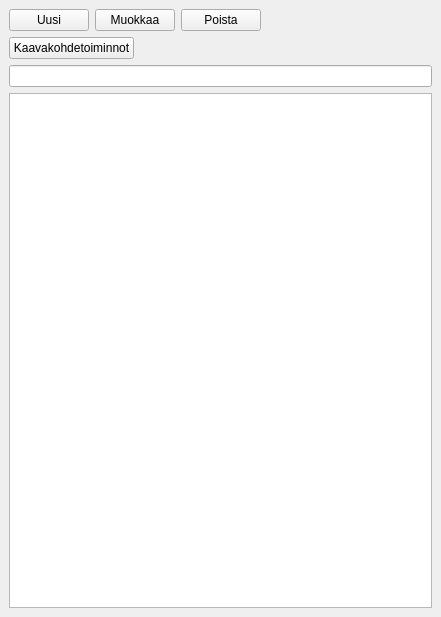
Old version of the form arho_feature_template/gui/docks/regulation_groups_dock.ui in the repository GispoCoding/arho-qgis-plugin.
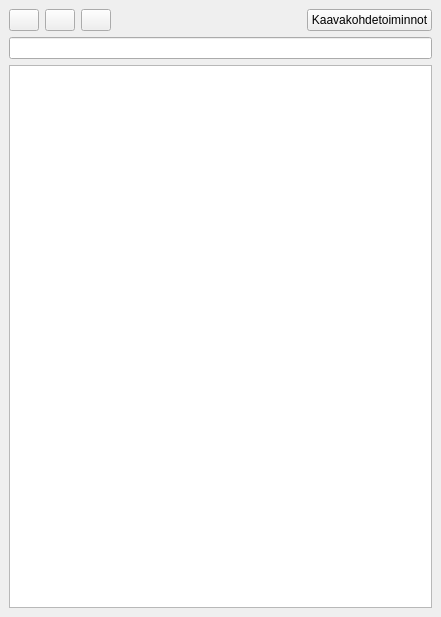
New version of the form. Custom widgets are drawn as their Qt base class.

Commit message: change regulation groups dock UI to be more concise

```diff
--- a/arho_feature_template/gui/docks/regulation_groups_dock.ui
+++ b/arho_feature_template/gui/docks/regulation_groups_dock.ui
@@ -19,31 +19,49 @@
      <layout class="QHBoxLayout" name="horizontalLayout">
       <item>
        <widget class="QPushButton" name="new_btn">
+        <property name="maximumSize">
+         <size>
+          <width>30</width>
+          <height>16777215</height>
+         </size>
+        </property>
         <property name="toolTip">
          <string>Luo uusi kaavamääräysryhmä</string>
         </property>
         <property name="text">
-         <string>Uusi</string>
+         <string/>
         </property>
        </widget>
       </item>
       <item>
        <widget class="QPushButton" name="edit_btn">
+        <property name="maximumSize">
+         <size>
+          <width>30</width>
+          <height>16777215</height>
+         </size>
+        </property>
         <property name="toolTip">
          <string>Muokkaa valittua kaavamääräysryhmää</string>
         </property>
         <property name="text">
-         <string>Muokkaa</string>
+         <string/>
         </property>
        </widget>
       </item>
       <item>
        <widget class="QPushButton" name="delete_btn">
+        <property name="maximumSize">
+         <size>
+          <width>30</width>
+          <height>16777215</height>
+         </size>
+        </property>
         <property name="toolTip">
          <string>Poista valittu kaavamääräysryhmä</string>
         </property>
         <property name="text">
-         <string>Poista</string>
+         <string/>
         </property>
        </widget>
       </item>
@@ -60,10 +78,6 @@
         </property>
        </spacer>
       </item>
-     </layout>
-    </item>
-    <item>
-     <layout class="QHBoxLayout" name="horizontalLayout_2">
       <item>
        <widget class="QPushButton" name="modify_selected_features_btn">
         <property name="text">
@@ -71,19 +85,6 @@
         </property>
        </widget>
       </item>
-      <item>
-       <spacer name="horizontalSpacer_2">
-        <property name="orientation">
-         <enum>Qt::Horizontal</enum>
-        </property>
-        <property name="sizeHint" stdset="0">
-         <size>
-          <width>40</width>
-          <height>20</height>
-         </size>
-        </property>
-       </spacer>
-      </item>
      </layout>
     </item>
     <item>
```
